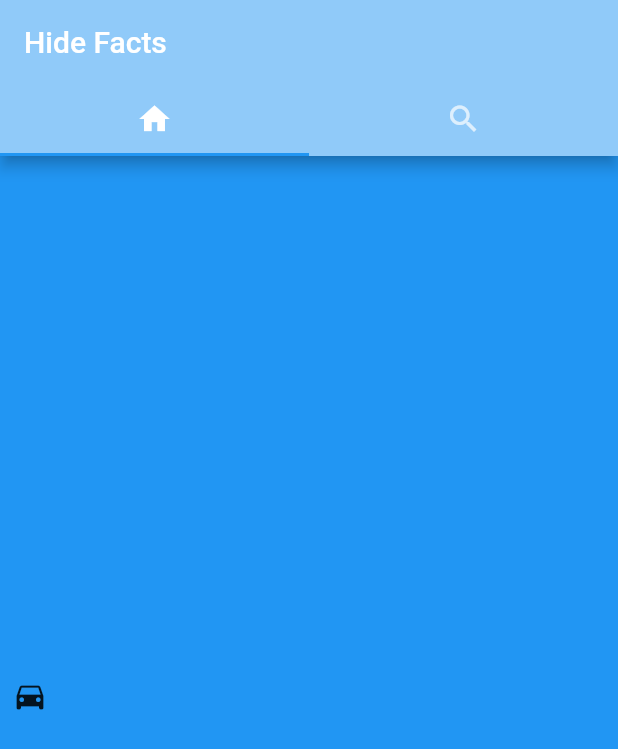
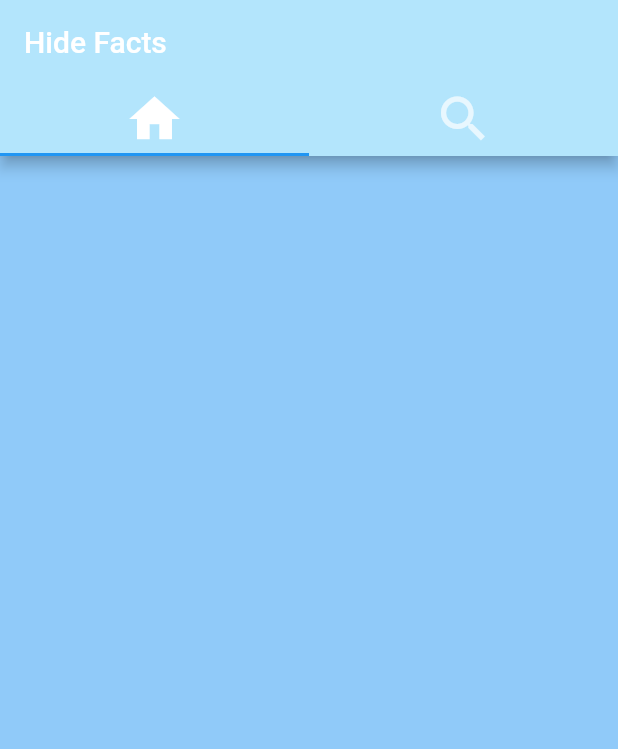
Before and after one commit to thatjosh/google-bgn-hackathon-fact-checker, a Flutter app: the screen it shows after launch, on a phone screen of 412 x 824 dp. Shown: the top 749 px of the screen. Run offline on Flutter 3.47's test engine with Material 2 defaults, Android fonts, the phone set to English and light mode, and no system bars.

Commit message:
new Style

```diff
--- a/lib/component/feed.dart
+++ b/lib/component/feed.dart
@@ -8,12 +8,13 @@ class TabFeed extends StatelessWidget {
   @override
   Widget build(BuildContext context) {
     return Container(
+
       height: 36.0, // in logical pixels
       padding: const EdgeInsets.symmetric(horizontal: 8.0),
-      decoration: BoxDecoration(color: Colors.blue[500]),
+      decoration: BoxDecoration(color: Colors.blue[200]),
       // Row is a horizontal, linear layout.
       child: Row(
-        children: const [Icon(Icons.directions_car)],
+        children: const [],
       ),
     );
   }
--- a/lib/main.dart
+++ b/lib/main.dart
@@ -19,23 +19,19 @@ class TabBarDemo extends StatelessWidget {
               bottom: const TabBar(
                 tabs: [
                   Tab(
-                    icon: Icon(Icons.home),
+                    icon: Icon(Icons.home, size:40),
                   ),
                   Tab(
-                    icon: Icon(Icons.search),
+                    icon: Icon(Icons.search, size:40) ,
+
                   ),
 
-                  // // Tab(icon: Icon(Icons.directions_car)),
-                  // Text('Home', style: TextStyle(fontSize: 30)),
-                  // Text('Upload', style: TextStyle(fontSize: 30))
-                  // // Tab(icon: Icon(Icons.directions_transit))
                   ],
               ),
               title: const Text('Hide Facts'),
-            backgroundColor: const Color(0xFF90CAF9),
+            backgroundColor: const Color(0xFFB3E5FC),
 
             ),
-
             body: const TabBarView(
               children: <Widget>[
                 TabFeed(
```
